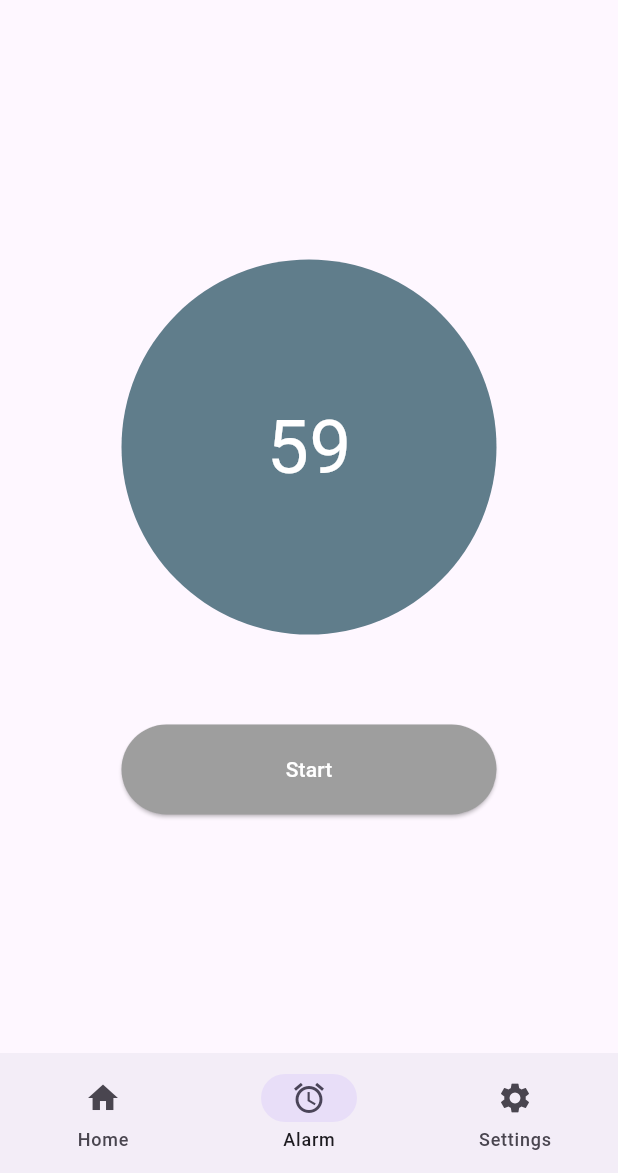
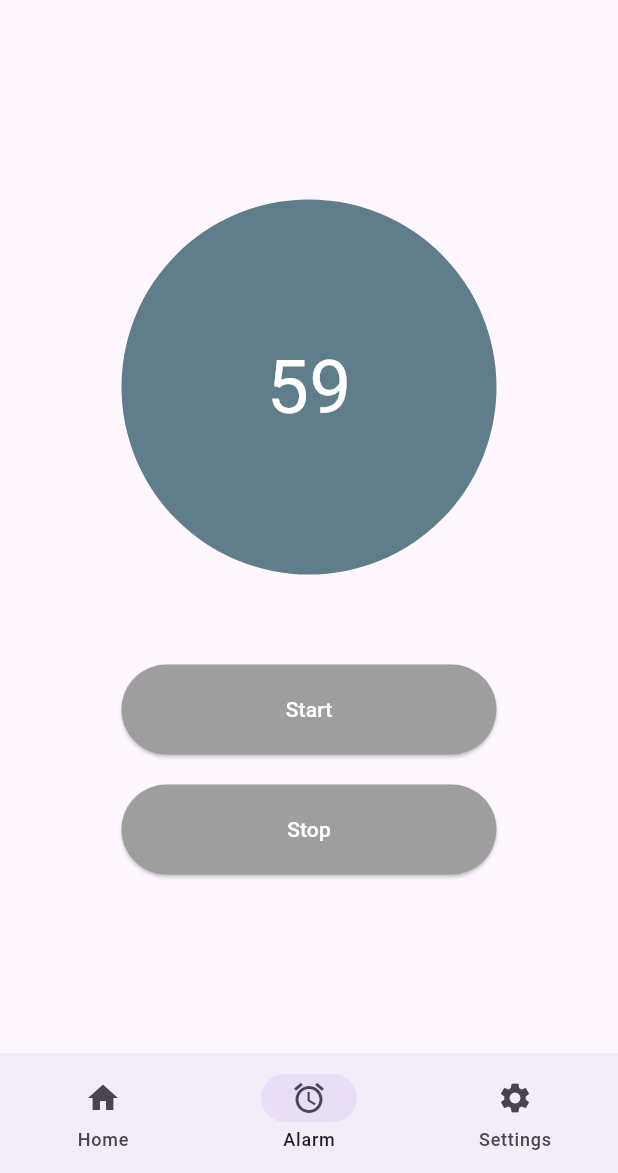
Before and after one commit to joshjwalter/StayWithMe_Flutter, a Flutter app: the screen it shows after launch, item 2 of the bottom bar chosen, on a phone screen of 412 x 824 dp, the part 63-1236 px from its top. Run offline on Flutter 3.47's test engine with Material 3 defaults, Android fonts, the phone set to English and light mode, and no system bars.

```diff
--- a/lib/alarm.dart
+++ b/lib/alarm.dart
@@ -29,7 +29,9 @@ class AlarmPage extends StatelessWidget {
               width: 250,
               height: 60,
               child: ElevatedButton(
-                onPressed: () {},
+                onPressed: () {
+                  //start timer
+                },
                 style: ElevatedButton.styleFrom(
                   backgroundColor: Colors.grey,
                   foregroundColor: Colors.white,
@@ -37,6 +39,19 @@ class AlarmPage extends StatelessWidget {
                 child: Text('Start'),
               ),
             ),
+            SizedBox(height: 20), //Buffer for spacing
+            SizedBox(
+              width: 250,
+              height: 60,
+              child: ElevatedButton(
+                onPressed: () {},
+                style: ElevatedButton.styleFrom(
+                  backgroundColor: Colors.grey,
+                  foregroundColor: Colors.white,
+                ),
+                child: Text('Stop'),
+              ),
+            )
           ],
         ),
       ),
--- a/lib/main.dart
+++ b/lib/main.dart
@@ -1,7 +1,7 @@
 import 'package:flutter/material.dart';
-import 'home.dart';
+//import 'home.dart';
 import 'alarm.dart';
-import 'settings.dart';
+//import 'settings.dart';
 
 
 void main() {
```
Also changed, not shown: pubspec.lock.
